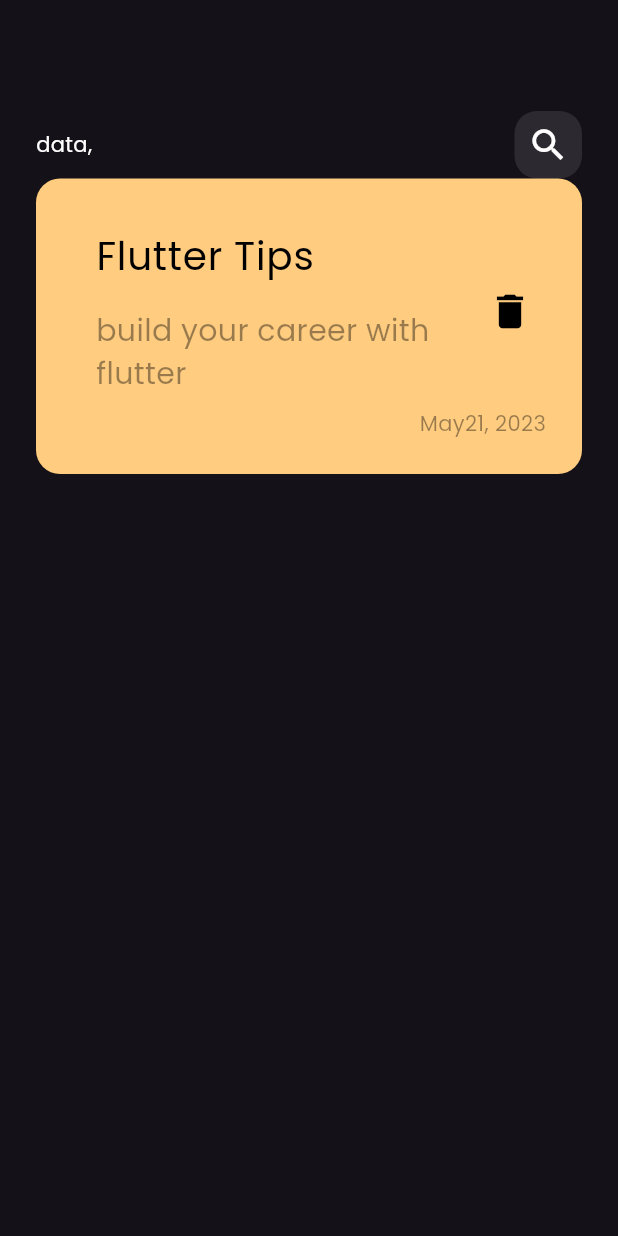
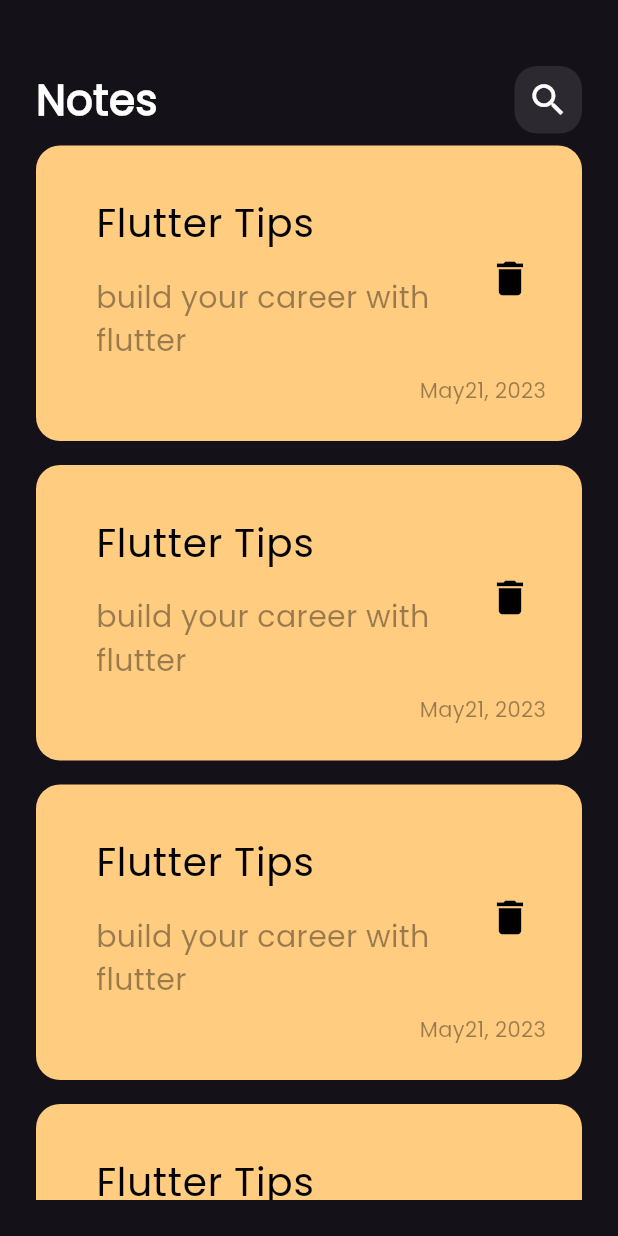
Before and after one commit to MahmoudEldeeb10/notesapp, a Flutter app: the screen it shows after launch, on a phone screen of 412 x 824 dp. Run offline on Flutter 3.47's test engine with Material 3 defaults, Android fonts, the phone set to English and light mode, and no system bars.

Commit message:
create notes list view

```diff
--- a/lib/views/notes_view.dart
+++ b/lib/views/notes_view.dart
@@ -6,6 +6,6 @@ class NotesView extends StatelessWidget {
 
   @override
   Widget build(BuildContext context) {
-    return Scaffold(body: NotesBody(),);
+    return Scaffold(body: NotesViewBody());
   }
 }
--- a/lib/views/widgets/custom_app_bar.dart
+++ b/lib/views/widgets/custom_app_bar.dart
@@ -8,7 +8,14 @@ class CustomAppBar extends StatelessWidget {
   Widget build(BuildContext context) {
     return Row(
       children: [
-        Text("data,", style: TextStyle(color: Colors.white)),
+        Text(
+          "Notes",
+          style: TextStyle(
+            color: Colors.white,
+            fontSize: 28,
+            fontWeight: FontWeight.bold,
+          ),
+        ),
         Spacer(),
         CsutomSearchIcon(),
       ],
--- /dev/null
+++ b/lib/views/widgets/notes_list_view.dart
@@ -0,0 +1,18 @@
+import 'package:flutter/material.dart';
+import 'package:notes_app/views/widgets/custom_note_icon.dart';
+
+class NotesListView extends StatelessWidget {
+  const NotesListView({super.key});
+
+  @override
+  Widget build(BuildContext context) {
+    return ListView.builder(
+      itemBuilder: (context, index) {
+        return const Padding(
+          padding: EdgeInsets.symmetric(vertical: 8),
+          child: NoteItem(),
+        );
+      },
+    );
+  }
+}
--- a/lib/views/widgets/notes_view_body.dart
+++ b/lib/views/widgets/notes_view_body.dart
@@ -1,16 +1,21 @@
 import 'package:flutter/material.dart';
 import 'package:notes_app/views/widgets/custom_app_bar.dart';
 import 'package:notes_app/views/widgets/custom_note_icon.dart';
+import 'package:notes_app/views/widgets/notes_list_view.dart';
 
-class NotesBody extends StatelessWidget {
-  const NotesBody({super.key});
+class NotesViewBody extends StatelessWidget {
+  const NotesViewBody({super.key});
 
   @override
   Widget build(BuildContext context) {
     return Padding(
       padding: const EdgeInsets.all(24.0),
       child: Column(
-        children: [SizedBox(height: 50), CustomAppBar(), NoteItem()],
+        children: [
+          SizedBox(height: 20),
+          CustomAppBar(),
+          Expanded(child: NotesListView()),
+        ],
       ),
     );
   }
```
Also changed, not shown: 1 other file.
